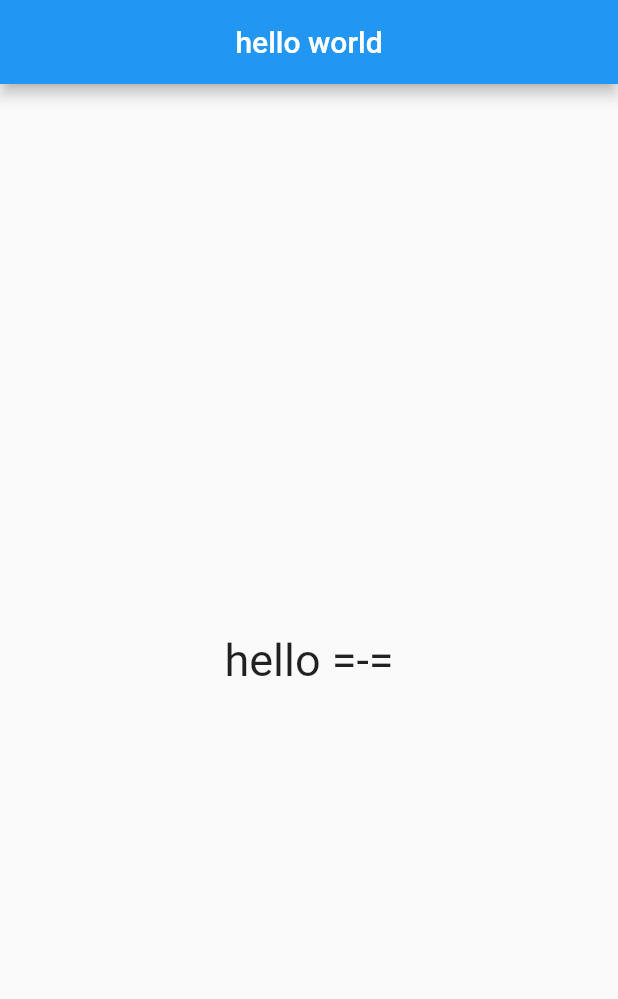
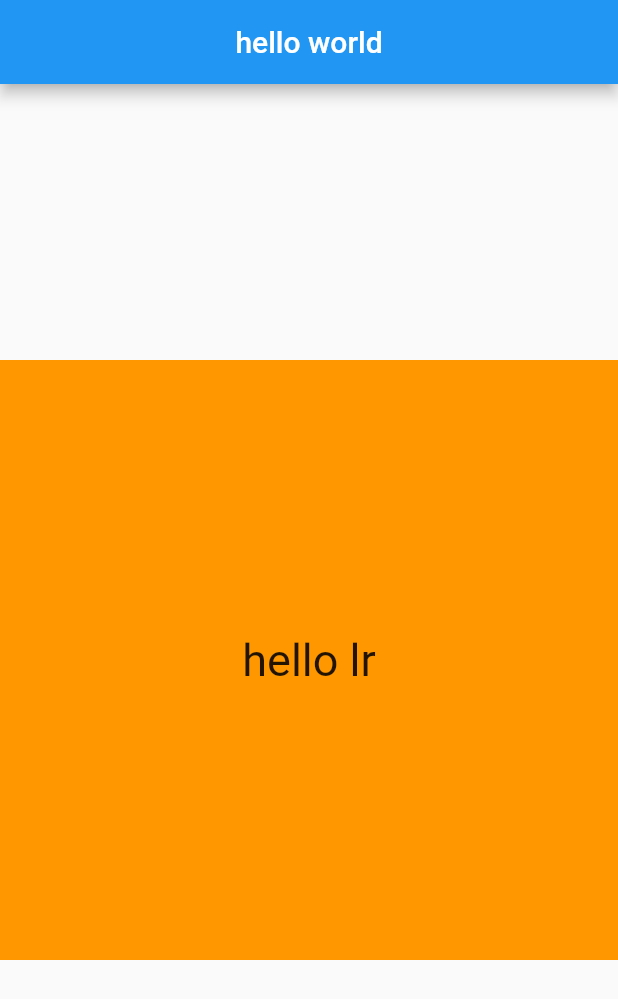
Before and after one commit to monsterzzz/awesomeFlutter, a Flutter app: the screen it shows after launch, on a phone screen of 412 x 824 dp. Shown: the top 999 px of the screen. Run offline on Flutter 3.47's test engine with Material 2 defaults, Android fonts, the phone set to English and light mode, and no system bars.

Commit message:
container

```diff
--- a/lib/main.dart
+++ b/lib/main.dart
@@ -1,5 +1,5 @@
 import 'package:flutter/material.dart';
-import 'start/1.dart';
+import 'start/2.dart';
 void main() {
-  runApp(MyApp1());
+  runApp(MyApp2());
 }
--- /dev/null
+++ b/lib/start/2.dart
@@ -0,0 +1,30 @@
+import 'package:flutter/material.dart';
+
+class MyApp2 extends StatelessWidget {
+  @override
+  Widget build(BuildContext context) {
+    return MaterialApp(
+      title: "hello world",
+      home: Scaffold(
+          appBar: AppBar(
+            title: Text("hello world"),
+            centerTitle: true,
+          ),
+          body: Center(
+            child: Container(
+              child: Text(
+                "hello lr",
+                style: TextStyle(
+                  fontSize: 30.0
+                ),
+                ),
+              alignment: Alignment.center,
+              width: 500.0,
+              height: 400.0,
+              color: Colors.orange,
+            )
+            ),
+          ),
+    );
+  }
+}
```
